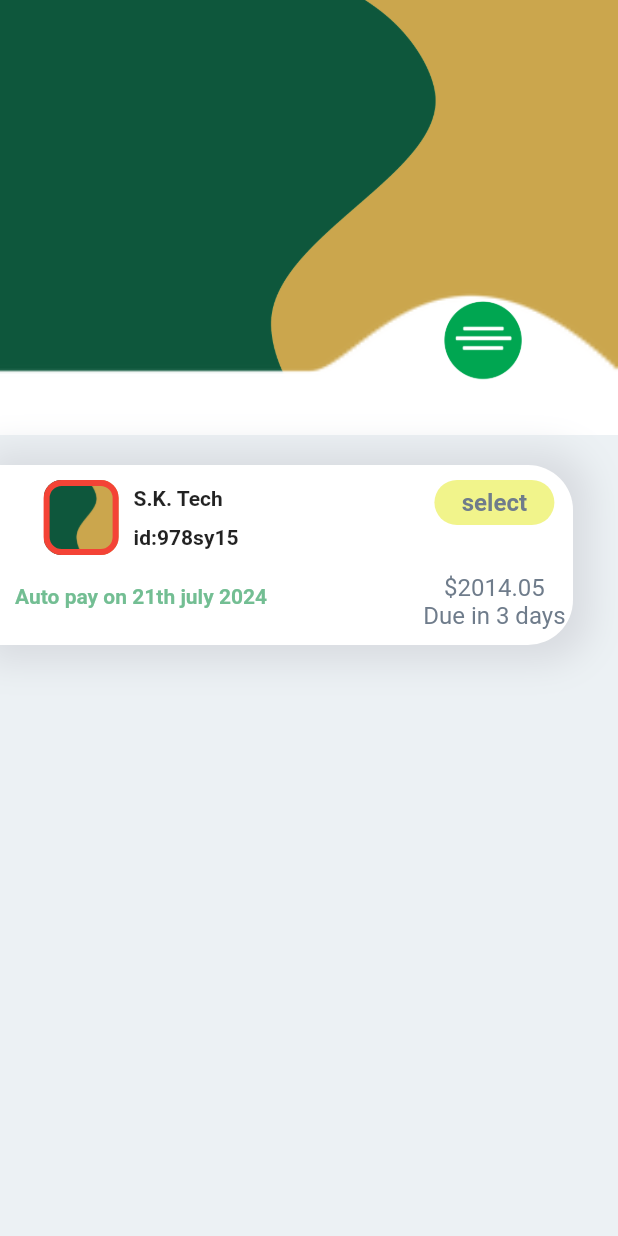
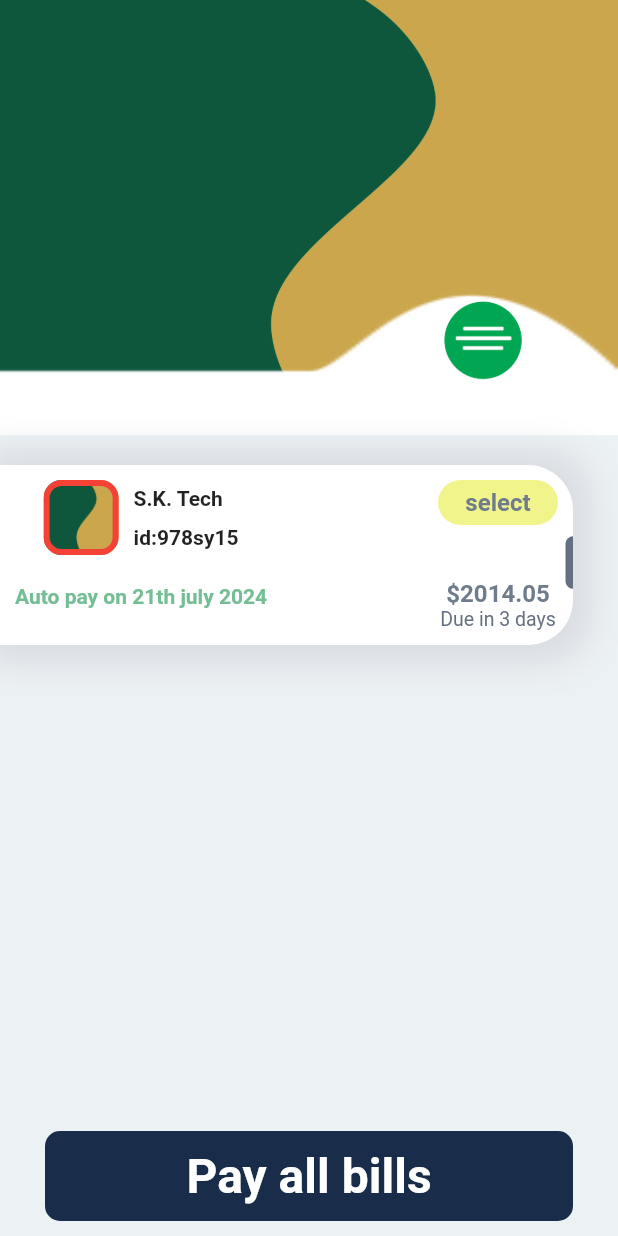
Before and after one commit to Sagarkc26/Payment_App, a Flutter app: the screen it shows after launch, on a phone screen of 412 x 824 dp. Run offline on Flutter 3.47's test engine with Material 2 defaults, Android fonts, the phone set to English and light mode, and no system bars.

Commit message:
homepage is completed

```diff
--- a/lib/pages/container.dart
+++ b/lib/pages/container.dart
@@ -94,22 +94,29 @@ class ContainerLogo extends StatelessWidget {
                   Expanded(child: Container()),
                   Text(
                     "\$2014.05",
-                    style: TextStyle(fontSize: 16, color: AppColor.selectColor),
+                    style: TextStyle(
+                        fontSize: 16,
+                        fontWeight: FontWeight.bold,
+                        color: AppColor.selectColor),
                   ),
                   Text(
                     "Due in 3 days",
-                    style: TextStyle(fontSize: 16, color: AppColor.selectColor),
+                    style: TextStyle(fontSize: 13, color: AppColor.halfOval),
                   ),
                   const SizedBox(
                     height: 10,
                   )
                 ],
               ),
+              const SizedBox(
+                width: 5,
+              ),
               Container(
                 height: 35,
                 width: 5,
-                decoration: const BoxDecoration(
-                  borderRadius: BorderRadius.only(
+                decoration: BoxDecoration(
+                  color: AppColor.halfOval,
+                  borderRadius: const BorderRadius.only(
                     topLeft: Radius.circular(20),
                     bottomLeft: Radius.circular(20),
                   ),
--- a/lib/pages/my_home_page.dart
+++ b/lib/pages/my_home_page.dart
@@ -1,6 +1,7 @@
 import 'package:flutter/material.dart';
 import 'package:payment_app/Colors/colors.dart';
 import 'package:payment_app/pages/container.dart';
+import 'package:payment_app/widgets/large_button.dart';
 
 class HomePage extends StatefulWidget {
   const HomePage({Key? key}) : super(key: key);
@@ -22,6 +23,7 @@ class _HomePageState extends State<HomePage> {
           children: [
             _headSection(),
             _listBills(),
+            _payButton(),
           ],
         ),
       ),
@@ -115,4 +117,13 @@ class _HomePageState extends State<HomePage> {
       ),
     );
   }
+
+  _payButton() {
+    return const Positioned(
+      bottom: 10,
+      child: AppLargeButton(
+        text: "Pay all bills",
+      ),
+    );
+  }
 }
--- /dev/null
+++ b/lib/widgets/large_button.dart
@@ -0,0 +1,39 @@
+import 'package:flutter/material.dart';
+import 'package:payment_app/Colors/colors.dart';
+
+class AppLargeButton extends StatelessWidget {
+  final Color? backgroundColor;
+  final Color? textColor;
+  final String text;
+  final Function()? onTap;
+  const AppLargeButton({
+    Key? key,
+    this.backgroundColor,
+    this.textColor,
+    required this.text,
+    this.onTap,
+  }) : super(key: key);
+
+  @override
+  Widget build(BuildContext context) {
+    return GestureDetector(
+      onTap: onTap,
+      child: Container(
+        margin: const EdgeInsets.only(left: 30, right: 30),
+        height: 60,
+        width: MediaQuery.of(context).size.width - 60,
+        decoration: BoxDecoration(
+          borderRadius: BorderRadius.circular(10),
+          color: AppColor.mainColor,
+        ),
+        child: Center(
+          child: Text(
+            text,
+            style: const TextStyle(
+                fontSize: 32, color: Colors.white, fontWeight: FontWeight.bold),
+          ),
+        ),
+      ),
+    );
+  }
+}
```
